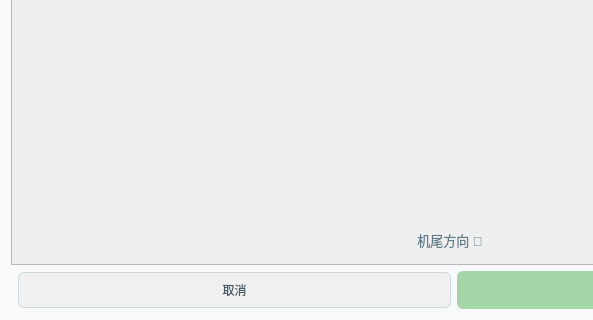
Qt form seatdialog.ui (sheldonshi115/Flight_Tickets_System-FlyOver-) before a commit; both pictures show x 0 to 593 and y 380 to 700 of the 900 by 700 pixel window.
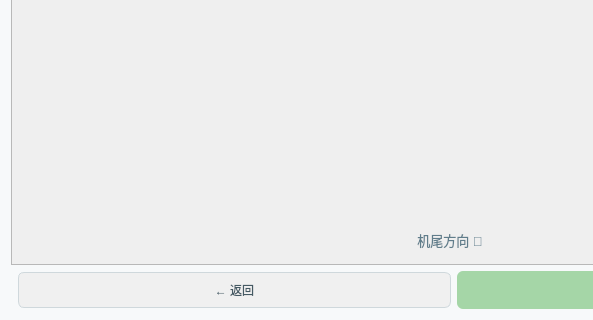
The same form after that commit.

What changed in the file:
```diff
--- a/seatdialog.ui
+++ b/seatdialog.ui
@@ -263,7 +263,7 @@
      <item>
       <widget class="QPushButton" name="btnCancel">
        <property name="text">
-        <string>取消</string>
+        <string>← 返回</string>
        </property>
       </widget>
      </item>
```
